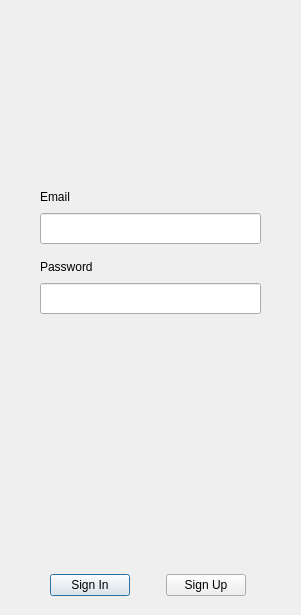
Louda511/Lawyer_Assistant_App, file LAA/loginandsignupdialog.ui: the form before one commit.
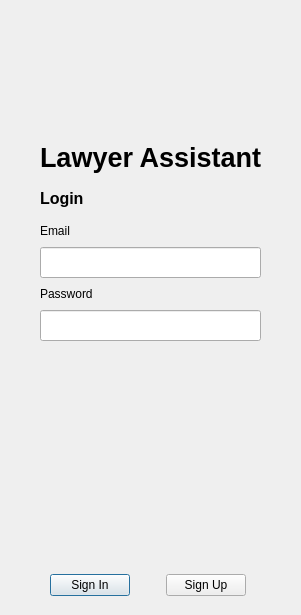
The form after the commit.

Commit message: Added login Application Title

Patch:
```diff
--- a/LAA/loginandsignupdialog.ui
+++ b/LAA/loginandsignupdialog.ui
@@ -22,9 +22,9 @@
   <widget class="QStackedWidget" name="stackedWidget">
    <property name="geometry">
     <rect>
-     <x>30</x>
-     <y>0</y>
-     <width>241</width>
+     <x>20</x>
+     <y>-10</y>
+     <width>261</width>
      <height>571</height>
     </rect>
    </property>
@@ -35,10 +35,10 @@
     <widget class="QWidget" name="layoutWidget">
      <property name="geometry">
       <rect>
-       <x>10</x>
-       <y>180</y>
-       <width>227</width>
-       <height>141</height>
+       <x>20</x>
+       <y>110</y>
+       <width>264</width>
+       <height>241</height>
       </rect>
      </property>
      <layout class="QVBoxLayout" name="verticalLayout_2">
@@ -47,6 +47,39 @@
         <property name="sizeConstraint">
          <enum>QLayout::SetDefaultConstraint</enum>
         </property>
+        <item>
+         <widget class="QLabel" name="logoPic">
+          <property name="text">
+           <string/>
+          </property>
+         </widget>
+        </item>
+        <item>
+         <widget class="QLabel" name="label_3">
+          <property name="font">
+           <font>
+            <pointsize>20</pointsize>
+            <bold>true</bold>
+           </font>
+          </property>
+          <property name="text">
+           <string>Lawyer Assistant</string>
+          </property>
+         </widget>
+        </item>
+        <item>
+         <widget class="QLabel" name="label">
+          <property name="font">
+           <font>
+            <pointsize>12</pointsize>
+            <bold>true</bold>
+           </font>
+          </property>
+          <property name="text">
+           <string>Login</string>
+          </property>
+         </widget>
+        </item>
         <item>
          <widget class="QLabel" name="emailLabelLogIn">
           <property name="sizePolicy">
```
Left out of the diff: 15 changed lines with no effect on the pictures. The commit also changes 9 other files.
